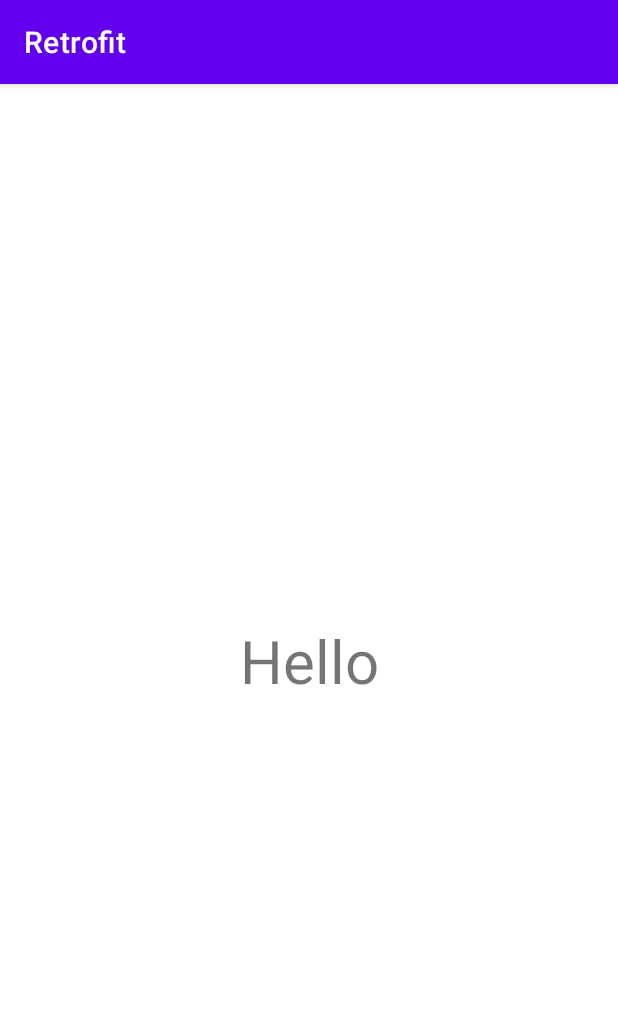
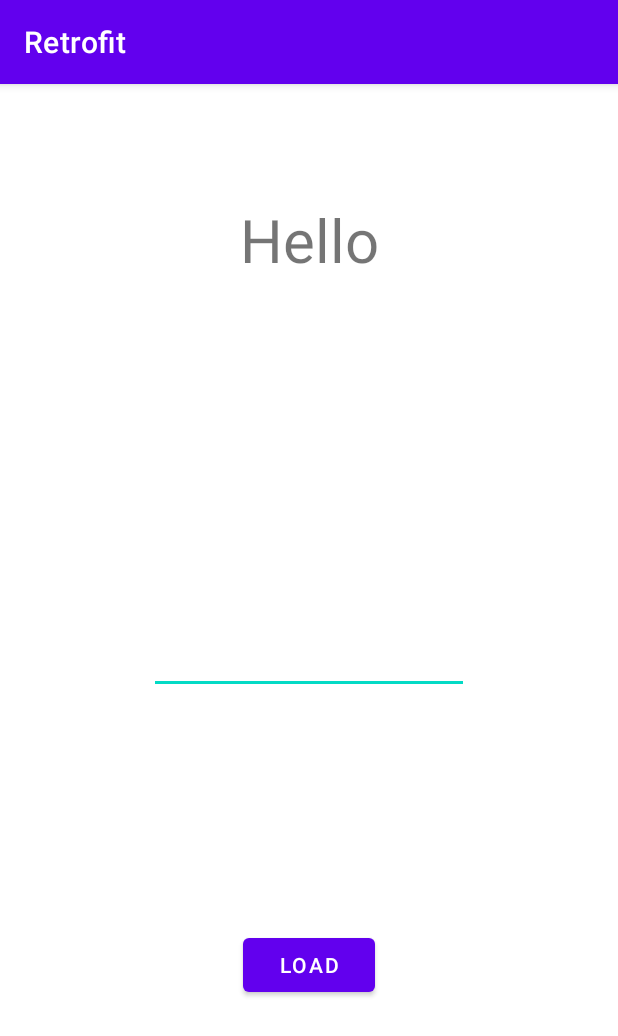
Before and after one commit to Yash-Raj-Singh/Retrofit, an Android app: the screen it shows after launch (MainActivity), on a phone screen of 412 x 824 dp. Shown: the top 1036 px of the screen. Run offline under Robolectric (Android 15) with nearby library versions, the phone set to English and light mode, and no system bars.

```diff
--- a/app/src/main/java/com/example/retrofit/MainActivity.kt
+++ b/app/src/main/java/com/example/retrofit/MainActivity.kt
@@ -27,16 +27,31 @@ class MainActivity : AppCompatActivity() {
 
         viewModel = ViewModelProvider(this, viewmodelFactory).get(MainViewModel::class.java)
 
-        viewModel.getCountryDetail()
+//        viewModel.getCountryDetail()
 
-        viewModel.myResponse.observe(this, Observer { response ->
+        val options : HashMap<String, String> = HashMap()
+        options["_sort"] = "id"
+        options["_order"] = "desc"
+
+        btnNumInput.setOnClickListener{
+            val number: Int = Integer.parseInt(etNumber.text.toString())
+            viewModel.getCustomPost2(number, options)
+
+            viewModel.myResponse4.observe(this, Observer { response ->
                 if(response.isSuccessful)
                 {
-                Log.d("RESP", response.body()?.userId.toString())
-                Log.d("RESP", response.body()?.id.toString())
-                Log.d("RESP", response.body()?.title!!)
-                Log.d("RESP", response.body()?.body!!)
-                tvText.text = response.body()?.title!!
+                    tvText.text = response.body().toString()
+
+                    response.body()?.forEach{
+                        Log.d("RESP", it.userId.toString())
+                        Log.d("RESP", it.id.toString())
+                        Log.d("RESP", it.title)
+                        Log.d("RESP", it.body)
+                        Log.d("RESP", "--------------------")
+                    }
+
+
+
                 }
                 else
                 {
@@ -46,4 +61,6 @@ class MainActivity : AppCompatActivity() {
             })
 
         }
+
     }
+}
--- a/app/src/main/res/layout/activity_main.xml
+++ b/app/src/main/res/layout/activity_main.xml
@@ -7,15 +7,38 @@
     tools:context=".MainActivity">
 
     <TextView
+        android:id="@+id/tvText"
         android:layout_width="wrap_content"
         android:layout_height="wrap_content"
+        android:text="Hello"
+        android:textSize="40sp"
+        app:layout_constraintBottom_toBottomOf="parent"
+        app:layout_constraintEnd_toEndOf="parent"
+        app:layout_constraintStart_toStartOf="parent"
+        app:layout_constraintTop_toTopOf="parent"
+        app:layout_constraintVertical_bias="0.107" />
+
+    <EditText
+        android:id="@+id/etNumber"
+        android:layout_width="wrap_content"
+        android:layout_height="wrap_content"
+        android:ems="10"
+        android:inputType="number"
         app:layout_constraintBottom_toBottomOf="parent"
         app:layout_constraintEnd_toEndOf="parent"
         app:layout_constraintHorizontal_bias="0.5"
         app:layout_constraintStart_toStartOf="parent"
-        app:layout_constraintTop_toTopOf="parent"
-        android:textSize="40sp"
-        android:text="Hello"
-        android:id="@+id/tvText"/>
+        app:layout_constraintTop_toTopOf="parent" />
+
+    <Button
+        android:id="@+id/btnNumInput"
+        android:layout_width="wrap_content"
+        android:layout_height="wrap_content"
+        android:text="Load"
+        app:layout_constraintBottom_toBottomOf="parent"
+        app:layout_constraintEnd_toEndOf="parent"
+        app:layout_constraintStart_toStartOf="parent"
+        app:layout_constraintTop_toBottomOf="@+id/etNumber" />
+
 
 </androidx.constraintlayout.widget.ConstraintLayout>
```
Also changed, not shown: app/src/main/java/com/example/retrofit/MainViewModel.kt (+24 -0 lines), app/src/main/java/com/example/retrofit/Respository.kt (+13 -1 lines), app/src/main/java/com/example/retrofit/RestCountryAPI.kt (+21 -0 lines). Lines whose indentation alone changed are shown as unchanged.
